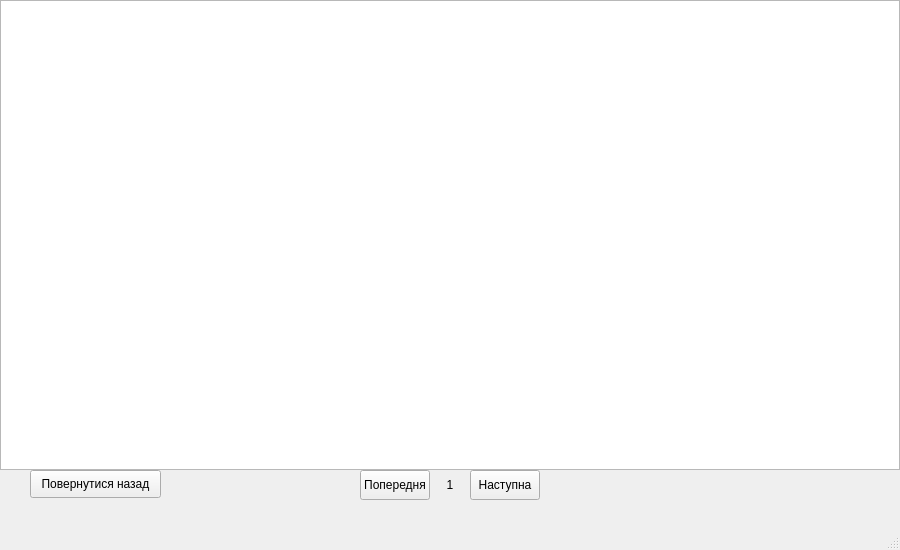
The window that Lab6/windows/windowrules.ui (x-FIREFOUR-x/AlgoLab6) describes before a commit, drawn with Qt 5.
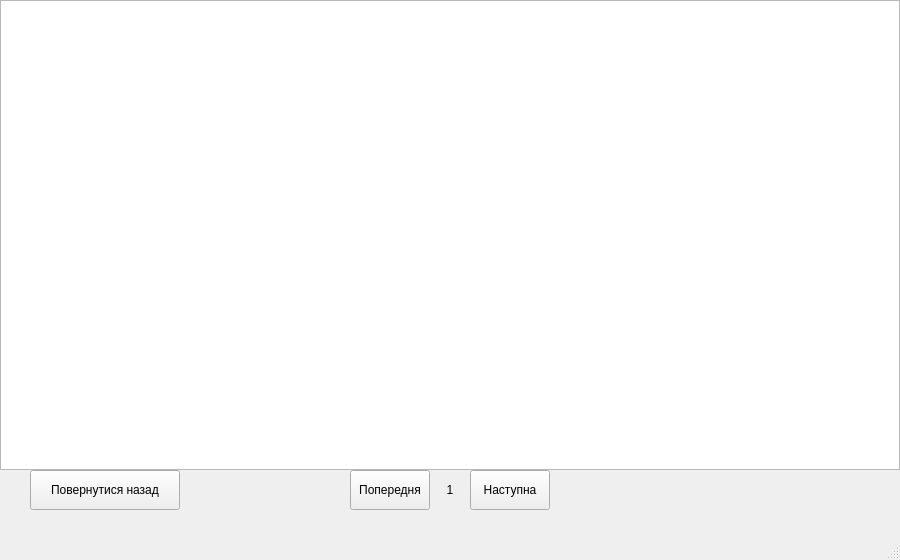
The same window after the commit.

```diff
--- a/Lab6/windows/windowrules.ui
+++ b/Lab6/windows/windowrules.ui
@@ -7,7 +7,7 @@
     <x>0</x>
     <y>0</y>
     <width>900</width>
-    <height>550</height>
+    <height>560</height>
    </rect>
   </property>
   <property name="windowTitle">
@@ -30,7 +30,7 @@
       <x>430</x>
       <y>470</y>
       <width>40</width>
-      <height>30</height>
+      <height>40</height>
      </rect>
     </property>
     <property name="styleSheet">
@@ -49,10 +49,10 @@
    <widget class="QPushButton" name="PreviousPageButton">
     <property name="geometry">
      <rect>
-      <x>360</x>
+      <x>350</x>
       <y>470</y>
-      <width>70</width>
-      <height>30</height>
+      <width>80</width>
+      <height>40</height>
      </rect>
     </property>
     <property name="text">
@@ -64,8 +64,8 @@
      <rect>
       <x>470</x>
       <y>470</y>
-      <width>70</width>
-      <height>30</height>
+      <width>80</width>
+      <height>40</height>
      </rect>
     </property>
     <property name="text">
@@ -77,8 +77,8 @@
      <rect>
       <x>30</x>
       <y>470</y>
-      <width>131</width>
-      <height>28</height>
+      <width>150</width>
+      <height>40</height>
      </rect>
     </property>
     <property name="text">
```
